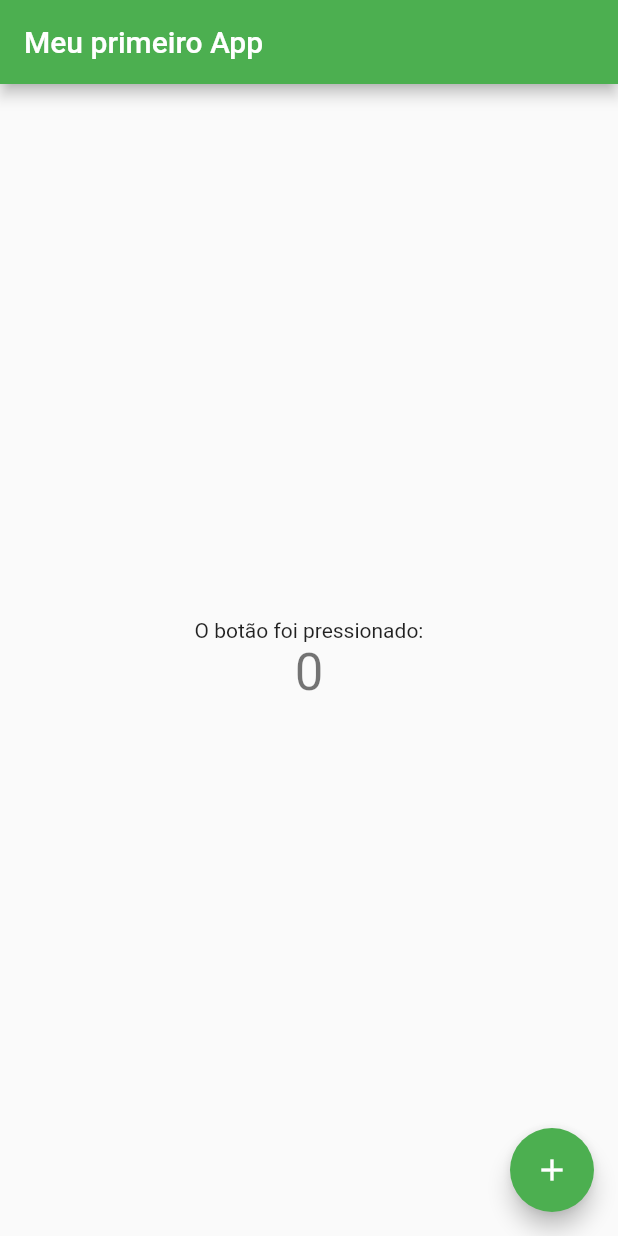
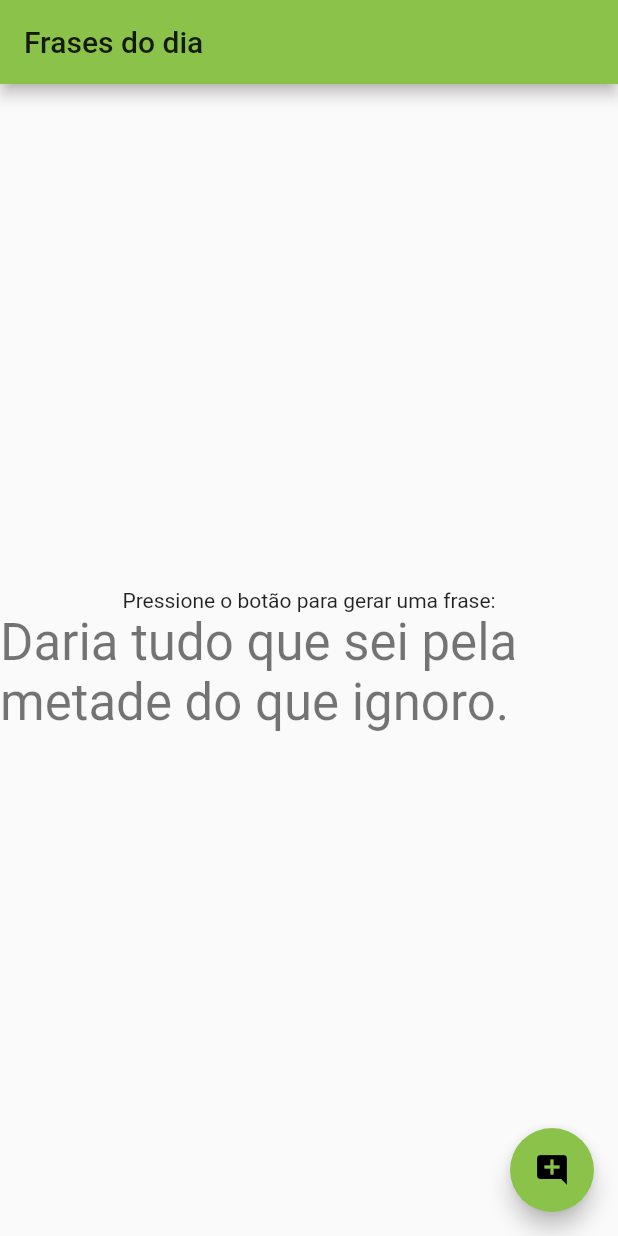
Before and after one commit to paulosales47/HelloWorldFlutter, a Flutter app: the screen it shows after launch, on a phone screen of 412 x 824 dp. Run offline on Flutter 3.47's test engine with Material 2 defaults, Android fonts, the phone set to English and light mode, and no system bars.

Commit message:
Exibindo frases aleatorias conforme pressionar de um botão

```diff
--- a/lib/main.dart
+++ b/lib/main.dart
@@ -1,3 +1,5 @@
+import 'dart:math';
+
 import 'package:flutter/material.dart';
 
 void main() => runApp(MyApp());
@@ -18,9 +20,9 @@ class MyApp extends StatelessWidget {
         // or simply save your changes to "hot reload" in a Flutter IDE).
         // Notice that the counter didn't reset back to zero; the application
         // is not restarted.
-        primarySwatch: Colors.green,
+        primarySwatch: Colors.lightGreen,
       ),
-      home: MyHomePage(title: 'Meu primeiro App'),
+      home: MyHomePage(title: 'Frases do dia'),
     );
   }
 }
@@ -44,16 +46,20 @@ class MyHomePage extends StatefulWidget {
 }
 
 class _MyHomePageState extends State<MyHomePage> {
-  int _counter = 0;
+
+  int _numeroAleatorio = 0;
+  List _frases = [
+    "Daria tudo que sei pela metade do que ignoro.",
+    "Eu não sei o que quero ser, mas sei muito bem o que não quero me tornar",
+    "Felicidade é ter algo que fazer, ter algo que amar e algo que esperar...",
+    "Acredite em milagres, mas não dependa deles.",
+  ];
 
   void _incrementCounter() {
     setState(() {
-      // This call to setState tells the Flutter framework that something has
-      // changed in this State, which causes it to rerun the build method below
-      // so that the display can reflect the updated values. If we changed
-      // _counter without calling setState(), then the build method would not be
-      // called again, and so nothing would appear to happen.
-      _counter++;
+      _numeroAleatorio = new Random().nextInt(4);
+
+
     });
   }
 
@@ -92,10 +98,10 @@ class _MyHomePageState extends State<MyHomePage> {
           mainAxisAlignment: MainAxisAlignment.center,
           children: <Widget>[
             Text(
-              'O botão foi pressionado:',
+              'Pressione o botão para gerar uma frase:',
             ),
             Text(
-              '$_counter',
+              _frases[_numeroAleatorio],
               style: Theme.of(context).textTheme.display1,
             ),
           ],
@@ -104,7 +110,7 @@ class _MyHomePageState extends State<MyHomePage> {
       floatingActionButton: FloatingActionButton(
         onPressed: _incrementCounter,
         tooltip: 'Increment',
-        child: Icon(Icons.add),
+        child: Icon(Icons.add_comment),
       ), // This trailing comma makes auto-formatting nicer for build methods.
     );
   }
```
